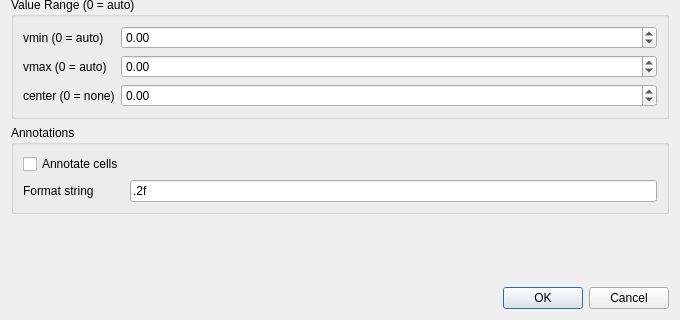
The window that src/DAGui/DAChartAddStatsHeatmapWidget.ui (czyt1988/data-workbench) describes before a commit, drawn with Qt 5; both pictures show x 0 to 680 and y 280 to 600 of the 680 by 600 pixel window.
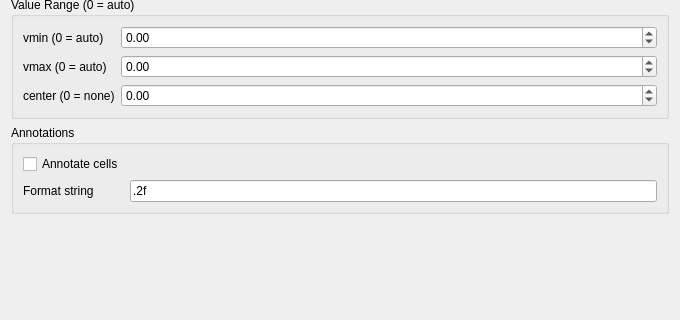
The same window after the commit. Custom widgets are drawn as their Qt base class.

Diff of the .ui file:
```diff
--- a/src/DAGui/DAChartAddStatsHeatmapWidget.ui
+++ b/src/DAGui/DAChartAddStatsHeatmapWidget.ui
@@ -317,13 +317,6 @@
      </property>
     </spacer>
    </item>
-   <item>
-    <widget class="QDialogButtonBox" name="buttonBox">
-     <property name="standardButtons">
-      <set>QDialogButtonBox::Cancel|QDialogButtonBox::Ok</set>
-     </property>
-    </widget>
-   </item>
   </layout>
  </widget>
  <customwidgets>
```
